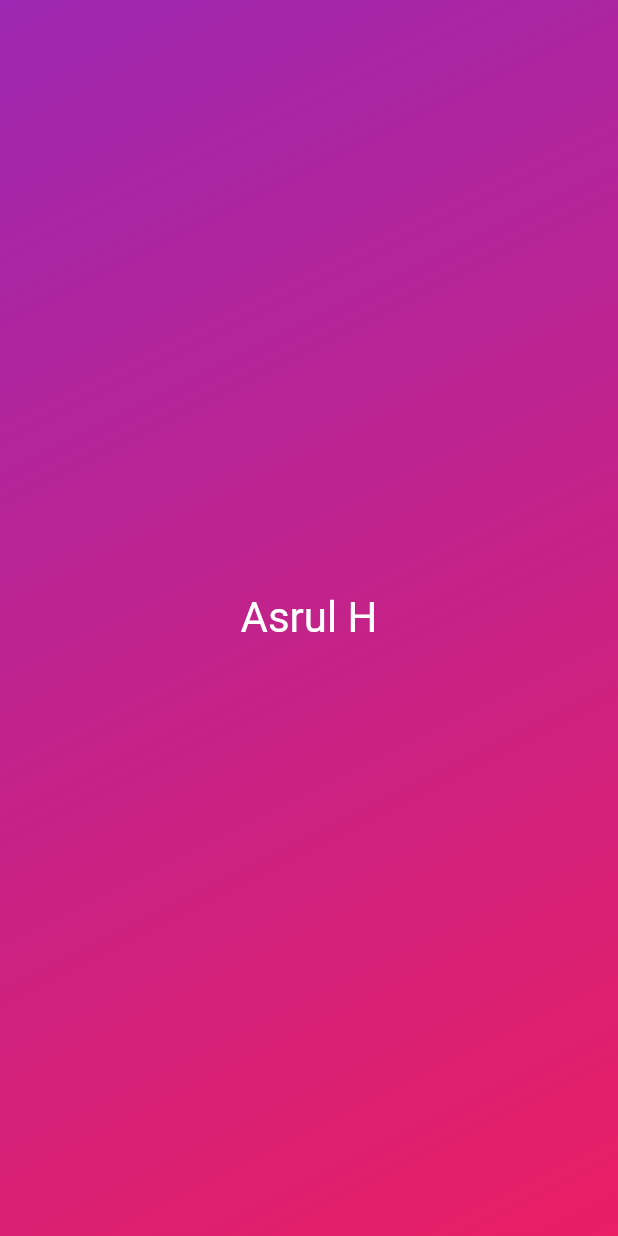
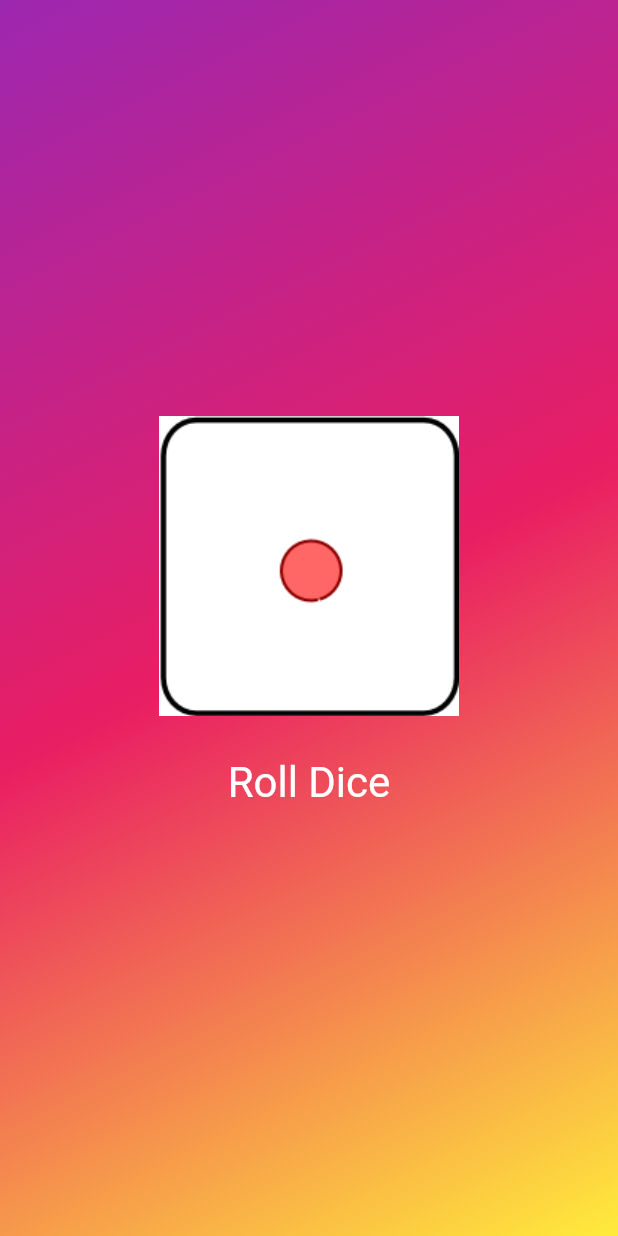
Before and after one commit to asruldev/flutter_101, a Flutter app: the screen it shows after launch, on a phone screen of 412 x 824 dp. Run offline on Flutter 3.47's test engine with Material 2 defaults, Android fonts, the phone set to English and light mode, and no system bars.

Commit message:
dice rol example

```diff
--- /dev/null
+++ b/lib/dice_roll.dart
@@ -0,0 +1,48 @@
+import 'package:flutter/material.dart';
+import 'dart:math';
+
+class DiceRoll extends StatefulWidget {
+  const DiceRoll({super.key});
+  @override
+  State<DiceRoll> createState() {
+    return _DiceRollState();
+  }
+}
+
+class _DiceRollState extends State<DiceRoll> {
+  var currentRandom = 1;
+
+  void rollDice() {
+    var diceRandom = Random().nextInt(6) + 1;
+    setState(() {
+      currentRandom = diceRandom;
+    });
+  }
+
+  @override
+  Widget build(context) {
+    return Column(
+      mainAxisSize: MainAxisSize.min,
+      children: [
+        Image.asset(
+          'assets/images/dice-$currentRandom.png',
+          width: 200,
+        ),
+        const SizedBox(
+          height: 20,
+        ),
+        TextButton(
+          onPressed: rollDice,
+          style: TextButton.styleFrom(
+              // padding: const EdgeInsets.only(top: 20, bottom: 20),
+              foregroundColor: Colors.white,
+              textStyle: const TextStyle(
+                color: Colors.white,
+                fontSize: 28,
+              )),
+          child: const Text('Roll Dice'),
+        ),
+      ],
+    );
+  }
+}
--- a/lib/gradient_container.dart
+++ b/lib/gradient_container.dart
@@ -1,5 +1,5 @@
 
-import 'package:first_app/styled_text.dart';
+import 'package:first_app/dice_roll.dart';
 import 'package:flutter/material.dart';
 
 const startAlignment = Alignment.topLeft;
@@ -7,6 +7,7 @@ const endAlignment = Alignment.bottomRight;
 class GradientContainer extends StatelessWidget {
   const GradientContainer(this.colors, {super.key});
   final List<Color> colors;
+
   @override
   Widget build(BuildContext context) {
     return Container(
@@ -18,7 +19,7 @@ class GradientContainer extends StatelessWidget {
         ),
       ),
       child: const Center(
-        child: StyledText("Asrul H"),
+        child: DiceRoll(),
       ),
     );
   }
--- a/lib/main.dart
+++ b/lib/main.dart
@@ -4,7 +4,7 @@ import 'package:first_app/gradient_container.dart';
 void main() {
   runApp(const MaterialApp(
     home: Scaffold(
-      body: GradientContainer([Colors.purple, Colors.pink]),
+      body: GradientContainer([Colors.purple, Colors.pink, Colors.yellow]),
     ),
   ));
 }
```
Also changed, not shown: pubspec.yaml (+7 -3 lines), assets/images/dice-1.png (added), assets/images/dice-2.png (added), assets/images/dice-3.png (added), assets/images/dice-4.png (added), assets/images/dice-5.png (added), assets/images/dice-6.png (added), 1 other file.
